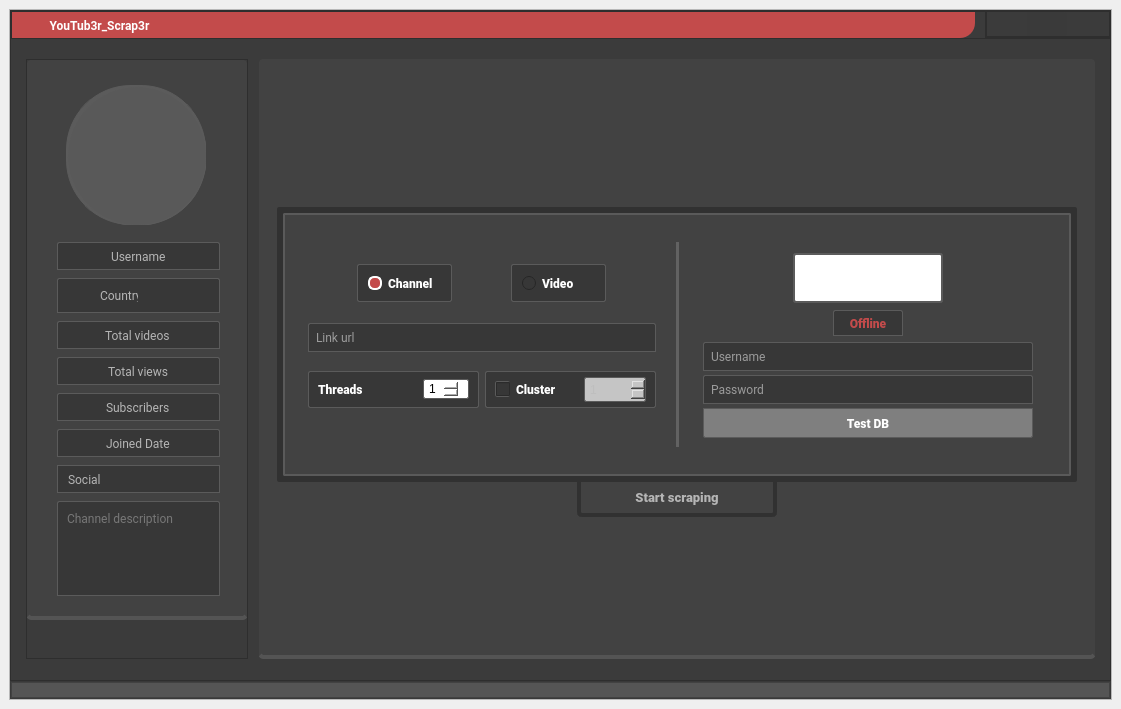
This is ui/second_gui_style.ui in T4M1Z/GUI-PyQT5-Youtub3r_Scrap3r as Qt 5 draws it before an edit. The edited form follows.
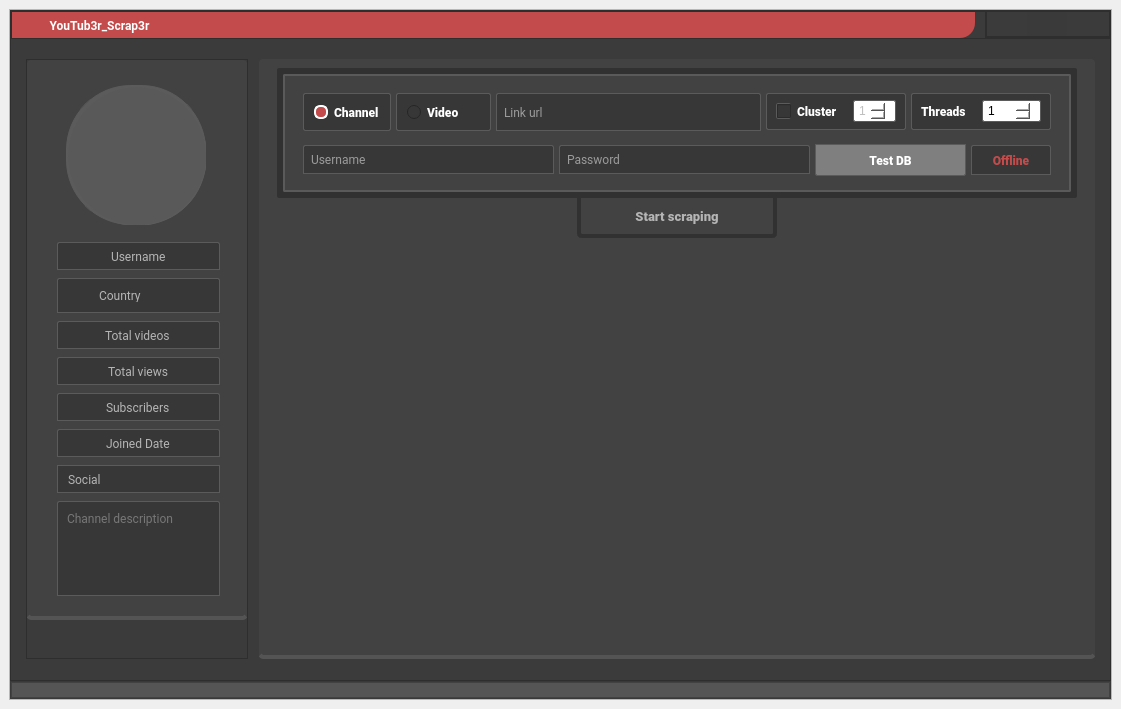
This is the edited form. Icons and pictures are not drawn.

Diff of the .ui file:
```diff
--- a/ui/second_gui_style.ui
+++ b/ui/second_gui_style.ui
@@ -798,7 +798,7 @@
                           <number>0</number>
                          </property>
                          <property name="rightMargin">
-                          <number>41</number>
+                          <number>37</number>
                          </property>
                          <property name="bottomMargin">
                           <number>0</number>
@@ -813,7 +813,7 @@
                            </property>
                            <property name="maximumSize">
                             <size>
-                             <width>51</width>
+                             <width>58</width>
                              <height>24</height>
                             </size>
                            </property>
@@ -1291,21 +1291,20 @@
              <property name="bottomMargin">
               <number>9</number>
              </property>
-             <item>
-              <spacer name="verticalSpacer_3">
-               <property name="orientation">
-                <enum>Qt::Vertical</enum>
-               </property>
-               <property name="sizeHint" stdset="0">
-                <size>
-                 <width>20</width>
-                 <height>40</height>
-                </size>
-               </property>
-              </spacer>
-             </item>
              <item>
               <widget class="QFrame" name="frame_31">
+               <property name="minimumSize">
+                <size>
+                 <width>0</width>
+                 <height>130</height>
+                </size>
+               </property>
+               <property name="maximumSize">
+                <size>
+                 <width>16777215</width>
+                 <height>130</height>
+                </size>
+               </property>
                <property name="styleSheet">
                 <string notr="true">border:none</string>
                </property>
@@ -1319,6 +1318,9 @@
                 <property name="spacing">
                  <number>0</number>
                 </property>
+                <property name="topMargin">
+                 <number>0</number>
+                </property>
                 <property name="bottomMargin">
                  <number>0</number>
                 </property>
@@ -1327,13 +1329,13 @@
                   <property name="minimumSize">
                    <size>
                     <width>800</width>
-                    <height>0</height>
+                    <height>130</height>
                    </size>
                   </property>
                   <property name="maximumSize">
                    <size>
                     <width>800</width>
-                    <height>283</height>
+                    <height>130</height>
                    </size>
                   </property>
                   <property name="styleSheet">
@@ -1375,12 +1377,15 @@
                      <property name="frameShadow">
                       <enum>QFrame::Raised</enum>
                      </property>
-                     <layout class="QHBoxLayout" name="horizontalLayout_13" stretch="3,0,3">
+                     <layout class="QHBoxLayout" name="horizontalLayout_13" stretch="0">
                       <property name="spacing">
                        <number>6</number>
                       </property>
+                      <property name="topMargin">
+                       <number>17</number>
+                      </property>
                       <property name="bottomMargin">
-                       <number>9</number>
+                       <number>0</number>
                       </property>
                       <item>
                        <widget class="QFrame" name="frame_11">
@@ -1438,7 +1443,7 @@
                            <property name="maximumSize">
                             <size>
                              <width>16777215</width>
-                             <height>165</height>
+                             <height>16777215</height>
                             </size>
                            </property>
                            <property name="styleSheet">
@@ -1482,7 +1487,7 @@
                               <property name="frameShadow">
                                <enum>QFrame::Raised</enum>
                               </property>
-                              <layout class="QHBoxLayout" name="horizontalLayout_12" stretch="0,2">
+                              <layout class="QHBoxLayout" name="horizontalLayout_12" stretch="0,2,0,0,0">
                                <property name="spacing">
                                 <number>5</number>
                                </property>
@@ -1502,7 +1507,7 @@
                                 <widget class="QRadioButton" name="radioButton">
                                  <property name="maximumSize">
                                   <size>
-                                   <width>95</width>
+                                   <width>100</width>
                                    <height>16777215</height>
                                   </size>
                                  </property>
@@ -1582,44 +1587,14 @@
                                  </property>
                                 </widget>
                                </item>
-                              </layout>
-                             </widget>
-                            </item>
-                            <item>
-                             <widget class="QFrame" name="frame_14">
-                              <property name="maximumSize">
-                               <size>
-                                <width>16777215</width>
-                                <height>45</height>
-                               </size>
-                              </property>
-                              <property name="styleSheet">
-                               <string notr="true">border:none</string>
-                              </property>
-                              <property name="frameShape">
-                               <enum>QFrame::StyledPanel</enum>
-                              </property>
-                              <property name="frameShadow">
-                               <enum>QFrame::Raised</enum>
-                              </property>
-                              <layout class="QHBoxLayout" name="horizontalLayout_14" stretch="10">
-                               <property name="spacing">
-                                <number>0</number>
-                               </property>
-                               <property name="leftMargin">
-                                <number>5</number>
-                               </property>
-                               <property name="topMargin">
-                                <number>0</number>
-                               </property>
-                               <property name="rightMargin">
-                                <number>5</number>
-                               </property>
-                               <property name="bottomMargin">
-                                <number>0</number>
-                               </property>
                                <item>
                                 <widget class="QLineEdit" name="lineEdit">
+                                 <property name="maximumSize">
+                                  <size>
+                                   <width>16777215</width>
+                                   <height>39</height>
+                                  </size>
+                                 </property>
                                  <property name="font">
                                   <font>
                                    <family>Roboto</family>
@@ -1649,166 +1624,6 @@
                                  </property>
                                 </widget>
                                </item>
-                              </layout>
-                             </widget>
-                            </item>
-                            <item>
-                             <widget class="QFrame" name="frame_15">
-                              <property name="maximumSize">
-                               <size>
-                                <width>16777215</width>
-                                <height>16777215</height>
-                               </size>
-                              </property>
-                              <property name="styleSheet">
-                               <string notr="true">border:none</string>
-                              </property>
-                              <property name="frameShape">
-                               <enum>QFrame::StyledPanel</enum>
-                              </property>
-                              <property name="frameShadow">
-                               <enum>QFrame::Raised</enum>
-                              </property>
-                              <layout class="QHBoxLayout" name="horizontalLayout_11" stretch="2,2">
-                               <property name="spacing">
-                                <number>6</number>
-                               </property>
-                               <property name="leftMargin">
-                                <number>5</number>
-                               </property>
-                               <property name="topMargin">
-                                <number>0</number>
-                               </property>
-                               <property name="rightMargin">
-                                <number>5</number>
-                               </property>
-                               <property name="bottomMargin">
-                                <number>5</number>
-                               </property>
-                               <item>
-                                <widget class="QFrame" name="frame_17">
-                                 <property name="minimumSize">
-                                  <size>
-                                   <width>0</width>
-                                   <height>19</height>
-                                  </size>
-                                 </property>
-                                 <property name="maximumSize">
-                                  <size>
-                                   <width>16777215</width>
-                                   <height>37</height>
-                                  </size>
-                                 </property>
-                                 <property name="styleSheet">
-                                  <string notr="true">background-color: rgb(55, 55, 55);
-border: 1px solid  rgb(91, 91, 91);
-border-radius:2px;
-</string>
-                                 </property>
-                                 <property name="frameShape">
-                                  <enum>QFrame::StyledPanel</enum>
-                                 </property>
-                                 <property name="frameShadow">
-                                  <enum>QFrame::Raised</enum>
-                                 </property>
-                                 <layout class="QHBoxLayout" name="horizontalLayout_16" stretch="3,1">
-                                  <property name="topMargin">
-                                   <number>5</number>
-                                  </property>
-                                  <property name="bottomMargin">
-                                   <number>5</number>
-                                  </property>
-                                  <item>
-                                   <widget class="QLabel" name="label_2">
-                                    <property name="font">
-                                     <font>
-                                      <family>Roboto Black</family>
-                                      <pointsize>9</pointsize>
-                                      <weight>50</weight>
-                                      <bold>false</bold>
-                                     </font>
-                                    </property>
-                                    <property name="styleSheet">
-                                     <string notr="true">color:white;
-border:none;
-</string>
-                                    </property>
-                                    <property name="text">
-                                     <string>Threads</string>
-                                    </property>
-                                   </widget>
-                                  </item>
-                                  <item>
-                                   <widget class="QSpinBox" name="spinBox">
-                                    <property name="styleSheet">
-                                     <string notr="true">QSpinBox{
-		background-color: rgb(255, 255, 255); 
-		margin-left:10px;
-
-		width:25px;
-		height:18px;
-		padding-left:3px;
-		}
-
-QSpinBox::down-button  {
-	background-color: rgb(68, 68, 68);	
-		image: url(:/16x16/icons/16x16/cil-arrow-bottom.png);
-		width:15px;
-		height:10px;
-		}
-
-QSpinBox::up-button  {
-	background-color: rgb(68, 68, 68);	
-		image: url(:/16x16/icons/16x16/cil-arrow-top.png);
-		width:15px;
-		height:10px;
-		}
-QSpinBox::focus{
-	border:1px solid rgb(195, 75, 75);
-}
-
-QSpinBox::up-arrow:hover { 	
-		background-color: rgb(75, 75, 75);	
-		image: url(:/16x16/icons/16x16/cil-arrow-top.png);
-		width:15px;
-		height:10px;
-		}
-
-
-QSpinBox::down-arrow:hover { 
-		background-color: rgb(75, 75, 75);
-		image: url(:/16x16/icons/16x16/cil-arrow-bottom.png);
-		width:15px;
-		height:10px;
-		}
-
-QSpinBox::up-arrow::pressed{
-		background-color: rgb(71, 71, 71);
-		image: url(:/16x16/icons/16x16/cil-arrow-top.png);
-		width:15px;
-		height:10px;
-		}
-
-QSpinBox::down-arrow::pressed{
-		background-color: rgb(71, 71, 71);
-		image: url(:/16x16/icons/16x16/cil-arrow-bottom.png);
-		width:15px;
-		height:10px;
-		}
-
-</string>
-                                    </property>
-                                    <property name="minimum">
-                                     <number>1</number>
-                                    </property>
-                                    <property name="maximum">
-                                     <number>8</number>
-                                    </property>
-                                   </widget>
-                                  </item>
-                                 </layout>
-                                </widget>
-                               </item>
                                <item>
                                 <widget class="QFrame" name="frame_18">
                                  <property name="minimumSize">
@@ -1819,7 +1634,7 @@
                                  </property>
                                  <property name="maximumSize">
                                   <size>
-                                   <width>16777215</width>
+                                   <width>140</width>
                                    <height>37</height>
                                   </size>
                                  </property>
@@ -1915,26 +1730,24 @@
                                     <property name="minimumSize">
                                      <size>
                                       <width>0</width>
-                                      <height>0</height>
+                                      <height>22</height>
                                      </size>
                                     </property>
                                     <property name="maximumSize">
                                      <size>
                                       <width>16777215</width>
-                                      <height>16777215</height>
+                                      <height>22</height>
                                      </size>
                                     </property>
                                     <property name="styleSheet">
                                      <string notr="true">QSpinBox{
 		background-color: rgb(255, 255, 255); 
+		margin-left:10px;
 
 		width:25px;
 		height:18px;
 		padding-left:3px;
 		}
-QSpinBox:disabled {
-	background-color: rgb(197, 197, 197);
-}
 
 QSpinBox::down-button  {
 	background-color: rgb(68, 68, 68);	
@@ -1949,7 +1762,6 @@
 		width:15px;
 		height:10px;
 		}
-
 QSpinBox::focus{
 	border:1px solid rgb(195, 75, 75);
 }
@@ -1996,60 +1808,25 @@
                                  </layout>
                                 </widget>
                                </item>
-                              </layout>
-                             </widget>
-                            </item>
-                           </layout>
-                          </widget>
-                         </item>
-                        </layout>
-                       </widget>
-                      </item>
                       <item>
-                       <widget class="QFrame" name="frame_24">
-                        <property name="minimumSize">
-                         <size>
-                          <width>3</width>
-                          <height>205</height>
-                         </size>
-                        </property>
-                        <property name="maximumSize">
-                         <size>
-                          <width>16777215</width>
-                          <height>205</height>
-                         </size>
-                        </property>
-                        <property name="styleSheet">
-                         <string notr="true">border-bottom:none;
-border-right:3px solid rgb(98, 98, 98);
-border-left:none;
-border-top:none;</string>
-                        </property>
-                        <property name="frameShape">
-                         <enum>QFrame::StyledPanel</enum>
-                        </property>
-                        <property name="frameShadow">
-                         <enum>QFrame::Raised</enum>
-                        </property>
-                       </widget>
-                      </item>
-                      <item>
-                       <widget class="QFrame" name="frame_26">
+                                <widget class="QFrame" name="frame_17">
                         <property name="minimumSize">
                          <size>
                           <width>0</width>
-                          <height>0</height>
+                                   <height>19</height>
                          </size>
                         </property>
                         <property name="maximumSize">
                          <size>
-                          <width>375</width>
-                          <height>16777215</height>
+                                   <width>140</width>
+                                   <height>37</height>
                          </size>
                         </property>
                         <property name="styleSheet">
-                         <string notr="true">background-color: rgb(66, 66, 66);
-border:0px solid rgb(90, 90, 90);</string>
+                                  <string notr="true">background-color: rgb(55, 55, 55);
+border: 1px solid  rgb(91, 91, 91);
+border-radius:2px;
+</string>
                         </property>
                         <property name="frameShape">
                          <enum>QFrame::StyledPanel</enum>
@@ -2057,65 +1834,113 @@
                         <property name="frameShadow">
                          <enum>QFrame::Raised</enum>
                         </property>
-                        <layout class="QHBoxLayout" name="horizontalLayout_20">
-                         <property name="leftMargin">
-                          <number>9</number>
-                         </property>
+                                 <layout class="QHBoxLayout" name="horizontalLayout_16" stretch="0,1">
                          <property name="topMargin">
-                          <number>9</number>
-                         </property>
-                         <property name="rightMargin">
-                          <number>9</number>
+                                   <number>5</number>
+                                  </property>
+                                  <property name="bottomMargin">
+                                   <number>5</number>
                          </property>
                          <item>
-                          <widget class="QStackedWidget" name="stackedWidget_2">
-                           <property name="frameShape">
-                            <enum>QFrame::NoFrame</enum>
-                           </property>
-                           <property name="frameShadow">
-                            <enum>QFrame::Sunken</enum>
-                           </property>
-                           <property name="lineWidth">
-                            <number>1</number>
-                           </property>
-                           <property name="currentIndex">
-                            <number>0</number>
-                           </property>
-                           <widget class="QWidget" name="page">
-                            <layout class="QHBoxLayout" name="horizontalLayout_24">
+                                   <widget class="QLabel" name="label_2">
+                                    <property name="font">
+                                     <font>
+                                      <family>Roboto Black</family>
+                                      <pointsize>9</pointsize>
+                                      <weight>50</weight>
+                                      <bold>false</bold>
+                                     </font>
+                                    </property>
+                                    <property name="styleSheet">
+                                     <string notr="true">color:white;
+border:none;
+</string>
+                                    </property>
+                                    <property name="text">
+                                     <string>Threads</string>
+                                    </property>
+                                   </widget>
+                                  </item>
                              <item>
-                              <widget class="QFrame" name="frame_27">
-                               <property name="minimumSize">
-                                <size>
-                                 <width>0</width>
-                                 <height>205</height>
-                                </size>
-                               </property>
+                                   <widget class="QSpinBox" name="spinBox">
                                <property name="maximumSize">
                                 <size>
                                  <width>16777215</width>
-                                 <height>205</height>
+                                      <height>22</height>
                                 </size>
                                </property>
                                <property name="styleSheet">
-                                <string notr="true"/>
-                               </property>
-                               <property name="frameShape">
-                                <enum>QFrame::StyledPanel</enum>
-                               </property>
-                               <property name="frameShadow">
-                                <enum>QFrame::Raised</enum>
-                               </property>
-                               <layout class="QVBoxLayout" name="verticalLayout_11" stretch="0">
-                                <property name="spacing">
-                                 <number>0</number>
-                                </property>
-                                <property name="leftMargin">
-                                 <number>0</number>
-                                </property>
-                                <property name="rightMargin">
-                                 <number>9</number>
-                                </property>
+                                     <string notr="true">QSpinBox{
+		background-color: rgb(255, 255, 255); 
+		margin-left:10px;
+
+		width:25px;
+		height:18px;
+		padding-left:3px;
+		}
+
+QSpinBox::down-button  {
+	background-color: rgb(68, 68, 68);	
+		image: url(:/16x16/icons/16x16/cil-arrow-bottom.png);
+		width:15px;
+		height:10px;
+		}
+
+QSpinBox::up-button  {
+	background-color: rgb(68, 68, 68);	
+		image: url(:/16x16/icons/16x16/cil-arrow-top.png);
+		width:15px;
+		height:10px;
+		}
+QSpinBox::focus{
+	border:1px solid rgb(195, 75, 75);
+}
+
+QSpinBox::up-arrow:hover { 	
+		background-color: rgb(75, 75, 75);	
+		image: url(:/16x16/icons/16x16/cil-arrow-top.png);
+		width:15px;
+		height:10px;
+		}
+
+
+QSpinBox::down-arrow:hover { 
+		background-color: rgb(75, 75, 75);
+		image: url(:/16x16/icons/16x16/cil-arrow-bottom.png);
+		width:15px;
+		height:10px;
+		}
+
+QSpinBox::up-arrow::pressed{
+		background-color: rgb(71, 71, 71);
+		image: url(:/16x16/icons/16x16/cil-arrow-top.png);
+		width:15px;
+		height:10px;
+		}
+
+QSpinBox::down-arrow::pressed{
+		background-color: rgb(71, 71, 71);
+		image: url(:/16x16/icons/16x16/cil-arrow-bottom.png);
+		width:15px;
+		height:10px;
+		}
+
+</string>
+                                    </property>
+                                    <property name="minimum">
+                                     <number>1</number>
+                                    </property>
+                                    <property name="maximum">
+                                     <number>8</number>
+                                    </property>
+                                   </widget>
+                                  </item>
+                                 </layout>
+                                </widget>
+                               </item>
+                              </layout>
+                             </widget>
+                            </item>
                                 <item>
                                  <widget class="QFrame" name="frame_22">
                                   <property name="styleSheet">
@@ -2127,9 +1952,9 @@
                                   <property name="frameShadow">
                                    <enum>QFrame::Raised</enum>
                                   </property>
-                                  <layout class="QVBoxLayout" name="verticalLayout_10">
+                              <layout class="QHBoxLayout" name="horizontalLayout_9" stretch="5,5,3,5">
                                    <property name="spacing">
-                                    <number>4</number>
+                                <number>5</number>
                                    </property>
                                    <property name="leftMargin">
                                     <number>0</number>
@@ -2143,175 +1968,6 @@
                                    <property name="bottomMargin">
                                     <number>0</number>
                                    </property>
-                                   <item>
-                                    <widget class="QFrame" name="frame_28">
-                                     <property name="minimumSize">
-                                      <size>
-                                       <width>0</width>
-                                       <height>0</height>
-                                      </size>
-                                     </property>
-                                     <property name="styleSheet">
-                                      <string notr="true">border:none</string>
-                                     </property>
-                                     <property name="frameShape">
-                                      <enum>QFrame::StyledPanel</enum>
-                                     </property>
-                                     <property name="frameShadow">
-                                      <enum>QFrame::Raised</enum>
-                                     </property>
-                                     <layout class="QVBoxLayout" name="verticalLayout_12" stretch="0,0">
-                                      <property name="spacing">
-                                       <number>0</number>
-                                      </property>
-                                      <property name="leftMargin">
-                                       <number>9</number>
-                                      </property>
-                                      <property name="topMargin">
-                                       <number>0</number>
-                                      </property>
-                                      <property name="bottomMargin">
-                                       <number>0</number>
-                                      </property>
-                                      <item>
-                                       <widget class="QFrame" name="frame_19">
-                                        <property name="minimumSize">
-                                         <size>
-                                          <width>0</width>
-                                          <height>0</height>
-                                         </size>
-                                        </property>
-                                        <property name="frameShape">
-                                         <enum>QFrame::StyledPanel</enum>
-                                        </property>
-                                        <property name="frameShadow">
-                                         <enum>QFrame::Raised</enum>
-                                        </property>
-                                        <layout class="QHBoxLayout" name="horizontalLayout_9">
-                                         <property name="topMargin">
-                                          <number>0</number>
-                                         </property>
-                                         <property name="rightMargin">
-                                          <number>9</number>
-                                         </property>
-                                         <property name="bottomMargin">
-                                          <number>3</number>
-                                         </property>
-                                         <item>
-                                          <widget class="QFrame" name="frame_20">
-                                           <property name="sizePolicy">
-                                            <sizepolicy hsizetype="Preferred" vsizetype="Preferred">
-                                             <horstretch>0</horstretch>
-                                             <verstretch>0</verstretch>
-                                            </sizepolicy>
-                                           </property>
-                                           <property name="minimumSize">
-                                            <size>
-                                             <width>100</width>
-                                             <height>50</height>
-                                            </size>
-                                           </property>
-                                           <property name="maximumSize">
-                                            <size>
-                                             <width>150</width>
-                                             <height>50</height>
-                                            </size>
-                                           </property>
-                                           <property name="styleSheet">
-                                            <string notr="true">image: url(:/mongoDB/icons/logo/mongodb.png);
-background-color: rgb(255, 255, 255);
-padding:8px 0px;
-border-radius:3px ;
-border: 2px solid  rgb(91, 91, 91);</string>
-                                           </property>
-                                           <property name="frameShape">
-                                            <enum>QFrame::StyledPanel</enum>
-                                           </property>
-                                           <property name="frameShadow">
-                                            <enum>QFrame::Raised</enum>
-                                           </property>
-                                           <layout class="QHBoxLayout" name="horizontalLayout_23">
-                                            <property name="rightMargin">
-                                             <number>9</number>
-                                            </property>
-                                           </layout>
-                                          </widget>
-                                         </item>
-                                        </layout>
-                                       </widget>
-                                      </item>
-                                      <item>
-                                       <widget class="QFrame" name="frame_29">
-                                        <property name="maximumSize">
-                                         <size>
-                                          <width>16777215</width>
-                                          <height>30</height>
-                                         </size>
-                                        </property>
-                                        <property name="styleSheet">
-                                         <string notr="true"/>
-                                        </property>
-                                        <property name="frameShape">
-                                         <enum>QFrame::StyledPanel</enum>
-                                        </property>
-                                        <property name="frameShadow">
-                                         <enum>QFrame::Raised</enum>
-                                        </property>
-                                        <layout class="QHBoxLayout" name="horizontalLayout_10">
-                                         <property name="topMargin">
-                                          <number>0</number>
-                                         </property>
-                                         <property name="bottomMargin">
-                                          <number>0</number>
-                                         </property>
-                                         <item>
-                                          <widget class="QLabel" name="label_6">
-                                           <property name="minimumSize">
-                                            <size>
-                                             <width>0</width>
-                                             <height>0</height>
-                                            </size>
-                                           </property>
-                                           <property name="maximumSize">
-                                            <size>
-                                             <width>70</width>
-                                             <height>26</height>
-                                            </size>
-                                           </property>
-                                           <property name="font">
-                                            <font>
-                                             <family>Roboto Black</family>
-                                             <weight>50</weight>
-                                             <bold>false</bold>
-                                            </font>
-                                           </property>
-                                           <property name="styleSheet">
-                                            <string notr="true">QLabel{
-background-color: rgb(55, 55, 55);
-	color: rgb(195, 75, 75);
-border: 1px solid  rgb(91, 91, 91);
-border-bottom-left-radius:0px;
-border-top-left-radius:2px;
-border-bottom-right-radius:0px;
-border-top-right-radius:2px;
-padding:5px;
-}
-</string>
-                                           </property>
-                                           <property name="text">
-                                            <string>Offline</string>
-                                           </property>
-                                           <property name="alignment">
-                                            <set>Qt::AlignCenter</set>
-                                           </property>
-                                          </widget>
-                                         </item>
-                                        </layout>
-                                       </widget>
-                                      </item>
-                                     </layout>
-                                    </widget>
-                                   </item>
                                    <item>
                                     <widget class="QLineEdit" name="lineEdit_2">
                                      <property name="enabled">
@@ -2412,13 +2068,13 @@
                                      <property name="minimumSize">
                                       <size>
                                        <width>62</width>
-                                       <height>30</height>
+                                   <height>32</height>
                                       </size>
                                      </property>
                                      <property name="maximumSize">
                                       <size>
                                        <width>16777215</width>
-                                       <height>30</height>
+                                   <height>32</height>
                                       </size>
                                      </property>
                                      <property name="font">
@@ -2458,7 +2114,91 @@
                                      </property>
                                     </widget>
                                    </item>
-                                  </layout>
+                               <item>
+                                <widget class="QFrame" name="frame_29">
+                                 <property name="sizePolicy">
+                                  <sizepolicy hsizetype="Maximum" vsizetype="Preferred">
+                                   <horstretch>0</horstretch>
+                                   <verstretch>0</verstretch>
+                                  </sizepolicy>
+                                 </property>
+                                 <property name="minimumSize">
+                                  <size>
+                                   <width>0</width>
+                                   <height>0</height>
+                                  </size>
+                                 </property>
+                                 <property name="maximumSize">
+                                  <size>
+                                   <width>16777215</width>
+                                   <height>16777215</height>
+                                  </size>
+                                 </property>
+                                 <property name="styleSheet">
+                                  <string notr="true"/>
+                                 </property>
+                                 <property name="frameShape">
+                                  <enum>QFrame::StyledPanel</enum>
+                                 </property>
+                                 <property name="frameShadow">
+                                  <enum>QFrame::Raised</enum>
+                                 </property>
+                                 <layout class="QHBoxLayout" name="horizontalLayout_10">
+                                  <property name="spacing">
+                                   <number>0</number>
+                                  </property>
+                                  <property name="leftMargin">
+                                   <number>0</number>
+                                  </property>
+                                  <property name="topMargin">
+                                   <number>0</number>
+                                  </property>
+                                  <property name="rightMargin">
+                                   <number>0</number>
+                                  </property>
+                                  <property name="bottomMargin">
+                                   <number>0</number>
+                                  </property>
+                                  <item>
+                                   <widget class="QLabel" name="label_6">
+                                    <property name="minimumSize">
+                                     <size>
+                                      <width>80</width>
+                                      <height>30</height>
+                                     </size>
+                                    </property>
+                                    <property name="maximumSize">
+                                     <size>
+                                      <width>80</width>
+                                      <height>30</height>
+                                     </size>
+                                    </property>
+                                    <property name="font">
+                                     <font>
+                                      <family>Roboto Black</family>
+                                      <weight>50</weight>
+                                      <bold>false</bold>
+                                     </font>
+                                    </property>
+                                    <property name="styleSheet">
+                                     <string notr="true">QLabel{
+background-color: rgb(55, 55, 55);
+	color: rgb(195, 75, 75);
+border: 1px solid  rgb(91, 91, 91);
+border-bottom-left-radius:0px;
+border-top-left-radius:2px;
+border-bottom-right-radius:0px;
+border-top-right-radius:2px;
+padding:5px;
+}
+</string>
+                                    </property>
+                                    <property name="text">
+                                     <string>Offline</string>
+                                    </property>
+                                    <property name="alignment">
+                                     <set>Qt::AlignCenter</set>
+                                    </property>
                                  </widget>
                                 </item>
                                </layout>
@@ -2466,7 +2206,8 @@
                              </item>
                             </layout>
                            </widget>
-                           <widget class="QWidget" name="page_2"/>
+                            </item>
+                           </layout>
                           </widget>
                          </item>
                         </layout>
@@ -2520,13 +2261,13 @@
                   <property name="minimumSize">
                    <size>
                     <width>200</width>
-                    <height>35</height>
+                    <height>40</height>
                    </size>
                   </property>
                   <property name="maximumSize">
                    <size>
                     <width>200</width>
-                    <height>35</height>
+                    <height>40</height>
                    </size>
                   </property>
                   <property name="font">
```
Lines whose indentation alone changed are shown as unchanged.
